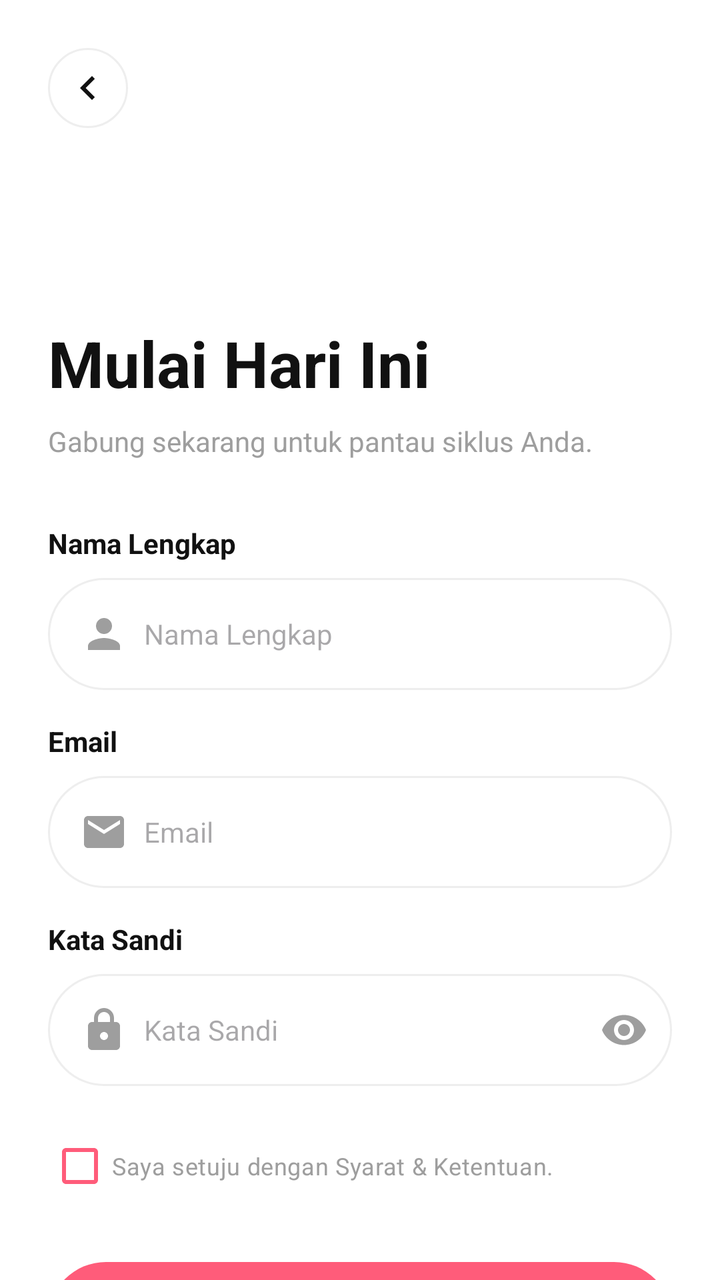
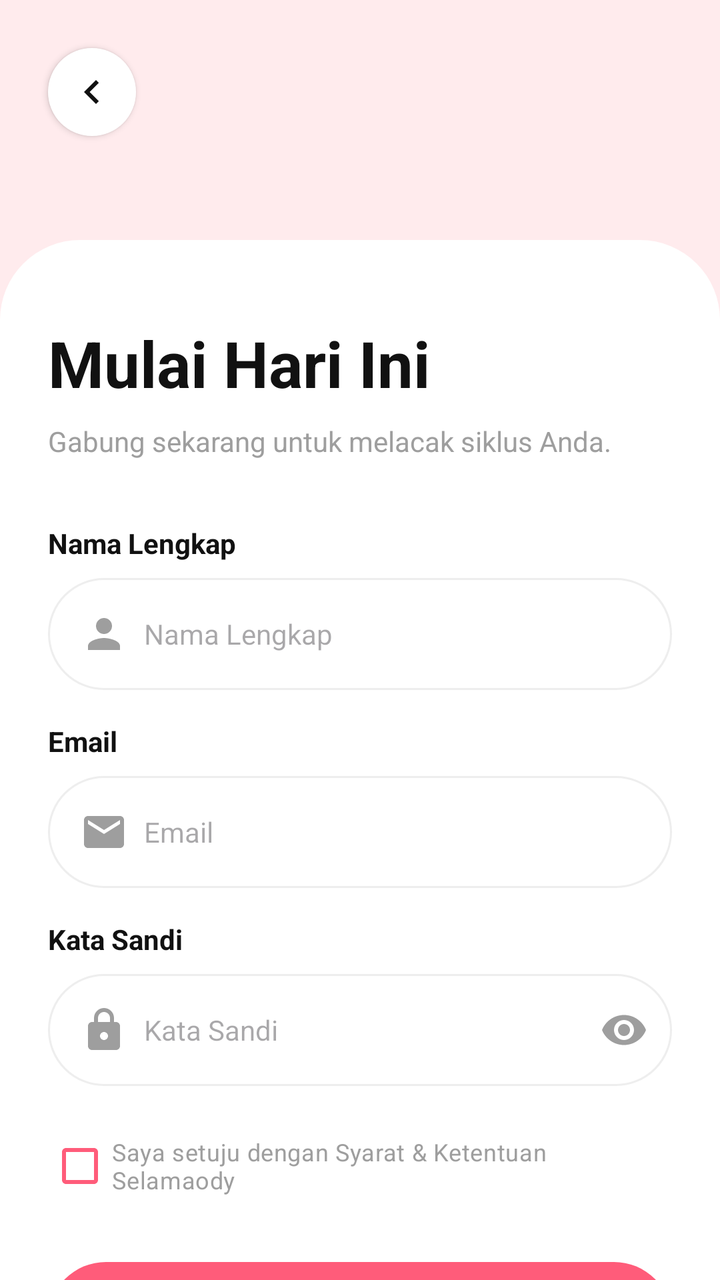

Screens rendered from an Android XML layout before and after an edit, with the pre-edit source and the edit as a unified diff.
<!-- AndroidManifest.xml: application theme Theme.TrackerSiklusMenstruasi -->
<!-- res/layout/activity_register.xml -->
<?xml version="1.0" encoding="utf-8"?>
<androidx.constraintlayout.widget.ConstraintLayout xmlns:android="http://schemas.android.com/apk/res/android"
    xmlns:app="http://schemas.android.com/apk/res-auto"
    android:layout_width="match_parent"
    android:layout_height="match_parent"
    android:background="@color/white">

    <ImageButton
        android:id="@+id/btnBack"
        android:layout_width="40dp"
        android:layout_height="40dp"
        android:layout_marginStart="24dp"
        android:layout_marginTop="24dp"
        android:background="@drawable/bg_back_button"
        android:src="@drawable/ic_back"
        app:layout_constraintStart_toStartOf="parent"
        app:layout_constraintTop_toTopOf="parent"
        android:contentDescription="Back" />

    <View
        android:id="@+id/cardBg"
        android:layout_width="match_parent"
        android:layout_height="0dp"
        android:layout_marginTop="120dp"
        android:background="@drawable/bg_card"
        app:layout_constraintBottom_toBottomOf="parent"
        app:layout_constraintTop_toTopOf="parent" />

    <androidx.core.widget.NestedScrollView
        android:layout_width="match_parent"
        android:layout_height="0dp"
        android:fillViewport="true"
        app:layout_constraintBottom_toBottomOf="parent"
        app:layout_constraintTop_toTopOf="@id/cardBg">

        <LinearLayout
            android:layout_width="match_parent"
            android:layout_height="wrap_content"
            android:orientation="vertical"
            android:padding="24dp">

            <TextView
                android:layout_width="wrap_content"
                android:layout_height="wrap_content"
                android:layout_marginTop="16dp"
                android:text="Mulai Hari Ini"
                android:textColor="@color/black"
                android:textSize="32sp"
                android:textStyle="bold" />

            <TextView
                android:layout_width="wrap_content"
                android:layout_height="wrap_content"
                android:layout_marginTop="8dp"
                android:text="Gabung sekarang untuk pantau siklus Anda."
                android:textColor="@color/gray"
                android:textSize="14sp" />

            <TextView
                android:layout_width="wrap_content"
                android:layout_height="wrap_content"
                android:layout_marginTop="32dp"
                android:text="Nama Lengkap"
                android:textColor="@color/black"
                android:textStyle="bold" />

            <FrameLayout
                android:layout_width="match_parent"
                android:layout_height="56dp"
                android:layout_marginTop="8dp">

                <EditText
                    android:id="@+id/etFullName"
                    android:layout_width="match_parent"
                    android:layout_height="match_parent"
                    android:background="@drawable/bg_input_capsule"
                    android:hint="Nama Lengkap"
                    android:paddingStart="48dp"
                    android:paddingEnd="16dp"
                    android:textSize="14sp"
                    android:inputType="textPersonName"
                    android:autofillHints="name" />

                <ImageView
                    android:layout_width="24dp"
                    android:layout_height="24dp"
                    android:layout_gravity="start|center_vertical"
                    android:layout_marginStart="16dp"
                    android:src="@drawable/ic_user" />
            </FrameLayout>

            <TextView
                android:layout_width="wrap_content"
                android:layout_height="wrap_content"
                android:layout_marginTop="16dp"
                android:text="Email"
                android:textColor="@color/black"
                android:textStyle="bold" />

            <FrameLayout
                android:layout_width="match_parent"
                android:layout_height="56dp"
                android:layout_marginTop="8dp">

                <EditText
                    android:id="@+id/etEmail"
                    android:layout_width="match_parent"
                    android:layout_height="match_parent"
                    android:background="@drawable/bg_input_capsule"
                    android:hint="Email"
                    android:inputType="textEmailAddress"
                    android:paddingStart="48dp"
                    android:paddingEnd="16dp"
                    android:textSize="14sp"
                    android:autofillHints="emailAddress" />

                <ImageView
                    android:layout_width="24dp"
                    android:layout_height="24dp"
                    android:layout_gravity="start|center_vertical"
                    android:layout_marginStart="16dp"
                    android:src="@drawable/ic_email" />
            </FrameLayout>

            <TextView
                android:layout_width="wrap_content"
                android:layout_height="wrap_content"
                android:layout_marginTop="16dp"
                android:text="Kata Sandi"
                android:textColor="@color/black"
                android:textStyle="bold" />

            <FrameLayout
                android:layout_width="match_parent"
                android:layout_height="56dp"
                android:layout_marginTop="8dp">

                <EditText
                    android:id="@+id/etPassword"
                    android:layout_width="match_parent"
                    android:layout_height="match_parent"
                    android:background="@drawable/bg_input_capsule"
                    android:hint="Kata Sandi"
                    android:inputType="textPassword"
                    android:paddingStart="48dp"
                    android:paddingEnd="48dp"
                    android:textSize="14sp"
                    android:autofillHints="password" />

                <ImageView
                    android:layout_width="24dp"
                    android:layout_height="24dp"
                    android:layout_gravity="start|center_vertical"
                    android:layout_marginStart="16dp"
                    android:src="@drawable/ic_lock" />

                <ImageButton
                    android:id="@+id/btnTogglePassword"
                    android:layout_width="48dp"
                    android:layout_height="48dp"
                    android:layout_gravity="end|center_vertical"
                    android:background="?attr/selectableItemBackgroundBorderless"
                    android:src="@drawable/ic_eye"
                    android:scaleType="centerInside"
                    android:contentDescription="Toggle Password" />
            </FrameLayout>

            <CheckBox
                android:id="@+id/cbTerms"
                android:layout_width="wrap_content"
                android:layout_height="wrap_content"
                android:layout_marginTop="16dp"
                android:text="Saya setuju dengan Syarat &amp; Ketentuan."
                android:textColor="@color/gray"
                android:textSize="12sp"
                app:buttonTint="@color/pink_main" />

            <Button
                android:id="@+id/btnSignup"
                android:layout_width="match_parent"
                android:layout_height="58dp"
                android:layout_marginTop="24dp"
                android:background="@drawable/bg_button_pink"
                android:text="Daftar"
                android:textAllCaps="false"
                android:textColor="@android:color/white"
                app:backgroundTint="@color/pink_main" />

            <TextView
                android:layout_width="wrap_content"
                android:layout_height="wrap_content"
                android:layout_gravity="center_horizontal"
                android:layout_marginTop="24dp"
                android:text="Atau lanjutkan dengan"
                android:textColor="@color/gray"
                android:textSize="12sp" />

            <LinearLayout
                android:layout_width="wrap_content"
                android:layout_height="wrap_content"
                android:layout_gravity="center_horizontal"
                android:layout_marginTop="16dp"
                android:orientation="horizontal">

                <ImageButton
                    android:layout_width="44dp"
                    android:layout_height="44dp"
                    android:layout_marginHorizontal="8dp"
                    android:background="@drawable/bg_back_button"
                    android:src="@drawable/ic_google"
                    android:padding="10dp"
                    android:scaleType="fitCenter"
                    android:contentDescription="Google Login" />

                <ImageButton
                    android:layout_width="44dp"
                    android:layout_height="44dp"
                    android:layout_marginHorizontal="8dp"
                    android:background="@drawable/bg_back_button"
                    android:src="@drawable/ic_apple"
                    android:padding="10dp"
                    android:scaleType="fitCenter"
                    android:contentDescription="Apple Login" />

                <ImageButton
                    android:layout_width="44dp"
                    android:layout_height="44dp"
                    android:layout_marginHorizontal="8dp"
                    android:background="@drawable/bg_back_button"
                    android:src="@drawable/ic_facebook"
                    android:padding="10dp"
                    android:scaleType="fitCenter"
                    android:contentDescription="Facebook Login" />
            </LinearLayout>

            <LinearLayout
                android:layout_width="wrap_content"
                android:layout_height="wrap_content"
                android:layout_gravity="center_horizontal"
                android:layout_marginTop="32dp"
                android:layout_marginBottom="32dp"
                android:orientation="horizontal">

                <TextView
                    android:layout_width="wrap_content"
                    android:layout_height="wrap_content"
                    android:text="Sudah punya akun? "
                    android:textColor="@color/gray"
                    android:textSize="12sp" />

                <TextView
                    android:id="@+id/tvSignIn"
                    android:layout_width="wrap_content"
                    android:layout_height="wrap_content"
                    android:text="Masuk"
                    android:textColor="@color/black"
                    android:textSize="12sp"
                    android:textStyle="bold" />
            </LinearLayout>

        </LinearLayout>
    </androidx.core.widget.NestedScrollView>
</androidx.constraintlayout.widget.ConstraintLayout>
<!-- resources referenced by this layout -->
<resources>
  <color name="black">#111111</color>
  <color name="gray">#9E9E9E</color>
  <color name="pink_main">#FF5C7A</color>
  <color name="white">#FFFFFF</color>
  <!-- drawable bg_back_button (drawable) -->
  <?xml version="1.0" encoding="utf-8"?>
  <shape xmlns:android="http://schemas.android.com/apk/res/android"
      android:shape="oval">
      <solid android:color="@android:color/white" />
      <stroke android:width="1dp" android:color="@color/stroke" />
  </shape>
  <!-- drawable bg_button_pink (drawable) -->
  <?xml version="1.0" encoding="utf-8"?>
  <ripple xmlns:android="http://schemas.android.com/apk/res/android"
      android:color="#40FFFFFF">
      <item>
          <shape android:shape="rectangle">
              <solid android:color="@color/pink_main" />
              <corners android:radius="30dp" />
          </shape>
      </item>
  </ripple>
  <!-- drawable bg_card (drawable) -->
  <?xml version="1.0" encoding="utf-8"?>
  <shape xmlns:android="http://schemas.android.com/apk/res/android">
      <solid android:color="@android:color/white" />
      <corners
          android:topLeftRadius="40dp"
          android:topRightRadius="40dp" />
  </shape>
  <!-- drawable bg_input_capsule (drawable) -->
  <?xml version="1.0" encoding="utf-8"?>
  <shape xmlns:android="http://schemas.android.com/apk/res/android">
      <solid android:color="@android:color/white" />
      <stroke
          android:width="1dp"
          android:color="@color/stroke" />
      <corners android:radius="30dp" />
  </shape>
  <!-- drawable ic_back (drawable) -->
  <vector xmlns:android="http://schemas.android.com/apk/res/android"
      android:width="24dp"
      android:height="24dp"
      android:viewportWidth="24"
      android:viewportHeight="24">
    <path
        android:fillColor="#111111"
        android:pathData="M15.41,7.41L14,6l-6,6 6,6 1.41,-1.41L10.83,12z"/>
  </vector>
  <!-- drawable ic_email (drawable) -->
  <vector xmlns:android="http://schemas.android.com/apk/res/android"
      android:width="24dp"
      android:height="24dp"
      android:viewportWidth="24"
      android:viewportHeight="24">
    <path
        android:fillColor="#9E9E9E"
        android:pathData="M20,4H4C2.9,4 2,4.9 2,6v12c0,1.1 0.9,2 2,2h16c1.1,0 2,-0.9 2,-2V6C22,4.9 21.1,4 20,4zM20,8l-8,5L4,8V6l8,5l8,-5V8z"/>
  </vector>
  <!-- drawable ic_eye (drawable) -->
  <vector xmlns:android="http://schemas.android.com/apk/res/android"
      android:width="24dp"
      android:height="24dp"
      android:viewportWidth="24"
      android:viewportHeight="24">
    <path
        android:fillColor="#9E9E9E"
        android:pathData="M12,4.5C7,4.5 2.73,7.61 1,12c1.73,4.39 6,7.5 11,7.5s9.27,-3.11 11,-7.5c-1.73,-4.39 -6,-7.5 -11,-7.5zM12,17c-2.76,0 -5,-2.24 -5,-5s2.24,-5 5,-5s5,2.24 5,5s-2.24,5 -5,5zM12,9c-1.66,0 -3,1.34 -3,3s1.34,3 3,3s3,-1.34 3,-3s-1.34,-3 -3,-3z"/>
  </vector>
  <!-- drawable ic_user (drawable) -->
  <vector xmlns:android="http://schemas.android.com/apk/res/android"
      android:width="24dp"
      android:height="24dp"
      android:viewportWidth="24"
      android:viewportHeight="24">
    <path
        android:fillColor="#9E9E9E"
        android:pathData="M12,12c2.21,0 4,-1.79 4,-4s-1.79,-4 -4,-4 -4,1.79 -4,4 1.79,4 4,4zM12,14c-2.67,0 -8,1.34 -8,4v2h16v-2c0,-2.66 -5.33,-4 -8,-4z"/>
  </vector>
  <style name="Theme.TrackerSiklusMenstruasi" parent="Base.Theme.TrackerSiklusMenstruasi">
          
          <item name="android:editTextColor">@color/pink_main</item>
          <item name="android:textColorPrimary">@color/pink_main</item>
      </style>
  <color name="stroke">#EEEEEE</color>
  <style name="Base.Theme.TrackerSiklusMenstruasi" parent="Theme.Material3.DayNight.NoActionBar">
          
          <item name="colorPrimary">@color/pink_main</item>
          <item name="colorControlNormal">@color/pink_main</item>
      </style>
  <!-- unchanged entries left out for length: 4 -->
</resources>

<!-- the commit's change to res/layout/activity_register.xml (unified diff, before → after) -->
@@ -3,18 +3,20 @@
     xmlns:app="http://schemas.android.com/apk/res-auto"
     android:layout_width="match_parent"
     android:layout_height="match_parent"
-    android:background="@color/white">
+    android:background="@color/peach_bg">
 
     <ImageButton
         android:id="@+id/btnBack"
-        android:layout_width="40dp"
-        android:layout_height="40dp"
+        android:layout_width="44dp"
+        android:layout_height="44dp"
         android:layout_marginStart="24dp"
         android:layout_marginTop="24dp"
-        android:background="@drawable/bg_back_button"
+        android:background="@drawable/bg_circle_white"
+        android:elevation="2dp"
         android:src="@drawable/ic_back"
         app:layout_constraintStart_toStartOf="parent"
         app:layout_constraintTop_toTopOf="parent"
+        app:tint="@color/black"
         android:contentDescription="Back" />
 
     <View
@@ -52,7 +54,7 @@
                 android:layout_width="wrap_content"
                 android:layout_height="wrap_content"
                 android:layout_marginTop="8dp"
-                android:text="Gabung sekarang untuk pantau siklus Anda."
+                android:text="Gabung sekarang untuk melacak siklus Anda."
                 android:textColor="@color/gray"
                 android:textSize="14sp" />
 
@@ -170,7 +172,7 @@
                 android:layout_width="wrap_content"
                 android:layout_height="wrap_content"
                 android:layout_marginTop="16dp"
-                android:text="Saya setuju dengan Syarat &amp; Ketentuan."
+                android:text="Saya setuju dengan Syarat &amp; Ketentuan Selamaody"
                 android:textColor="@color/gray"
                 android:textSize="12sp"
                 app:buttonTint="@color/pink_main" />
@@ -203,32 +205,35 @@
                 android:orientation="horizontal">
 
                 <ImageButton
-                    android:layout_width="44dp"
-                    android:layout_height="44dp"
+                    android:layout_width="48dp"
+                    android:layout_height="48dp"
                     android:layout_marginHorizontal="8dp"
-                    android:background="@drawable/bg_back_button"
+                    android:background="@drawable/bg_circle_white"
+                    android:elevation="1dp"
                     android:src="@drawable/ic_google"
-                    android:padding="10dp"
+                    android:padding="12dp"
                     android:scaleType="fitCenter"
                     android:contentDescription="Google Login" />
 
                 <ImageButton
-                    android:layout_width="44dp"
-                    android:layout_height="44dp"
+                    android:layout_width="48dp"
+                    android:layout_height="48dp"
                     android:layout_marginHorizontal="8dp"
-                    android:background="@drawable/bg_back_button"
+                    android:background="@drawable/bg_circle_white"
+                    android:elevation="1dp"
                     android:src="@drawable/ic_apple"
-                    android:padding="10dp"
+                    android:padding="12dp"
                     android:scaleType="fitCenter"
                     android:contentDescription="Apple Login" />
 
                 <ImageButton
-                    android:layout_width="44dp"
-                    android:layout_height="44dp"
+                    android:layout_width="48dp"
+                    android:layout_height="48dp"
                     android:layout_marginHorizontal="8dp"
-                    android:background="@drawable/bg_back_button"
+                    android:background="@drawable/bg_circle_white"
+                    android:elevation="1dp"
                     android:src="@drawable/ic_facebook"
-                    android:padding="10dp"
+                    android:padding="12dp"
                     android:scaleType="fitCenter"
                     android:contentDescription="Facebook Login" />
             </LinearLayout>
@@ -244,7 +249,7 @@
                 <TextView
                     android:layout_width="wrap_content"
                     android:layout_height="wrap_content"
-                    android:text="Sudah punya akun? "
+                    android:text="Sudah memiliki akun? "
                     android:textColor="@color/gray"
                     android:textSize="12sp" />
 
<!-- resource entries referenced after the edit -->
@@ -2,15 +2,9 @@
 <resources>
   <color name="black">#111111</color>
   <color name="gray">#9E9E9E</color>
+  <color name="peach_bg">#FFEBED</color>
   <color name="pink_main">#FF5C7A</color>
   <color name="white">#FFFFFF</color>
-  <!-- drawable bg_back_button (drawable) -->
-  <?xml version="1.0" encoding="utf-8"?>
-  <shape xmlns:android="http://schemas.android.com/apk/res/android"
-      android:shape="oval">
-      <solid android:color="@android:color/white" />
-      <stroke android:width="1dp" android:color="@color/stroke" />
-  </shape>
   <!-- drawable bg_button_pink (drawable) -->
   <?xml version="1.0" encoding="utf-8"?>
   <ripple xmlns:android="http://schemas.android.com/apk/res/android"
@@ -29,6 +23,12 @@
       <corners
           android:topLeftRadius="40dp"
           android:topRightRadius="40dp" />
+  </shape>
+  <!-- drawable bg_circle_white (drawable) -->
+  <?xml version="1.0" encoding="utf-8"?>
+  <shape xmlns:android="http://schemas.android.com/apk/res/android"
+      android:shape="oval">
+      <solid android:color="@color/white" />
   </shape>
   <!-- drawable bg_input_capsule (drawable) -->
   <?xml version="1.0" encoding="utf-8"?>
